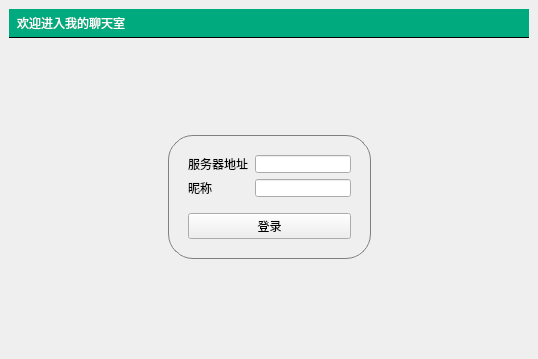
Above: experiment/read-lab4/ChatClient/mainwindow.ui from skmgt/QtLearnCourse before the change. Below: the same form after it.
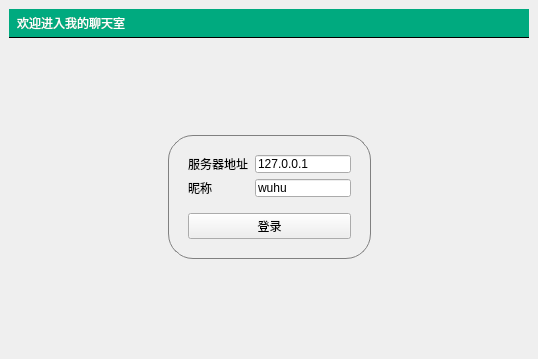
That is the form after the change. The open tabs and pages were chosen to show the change.

```diff
--- a/experiment/read-lab4/ChatClient/mainwindow.ui
+++ b/experiment/read-lab4/ChatClient/mainwindow.ui
@@ -149,7 +149,11 @@
               </widget>
              </item>
              <item row="0" column="1">
-              <widget class="QLineEdit" name="serverEdit"/>
+              <widget class="QLineEdit" name="serverEdit">
+               <property name="text">
+                <string>127.0.0.1</string>
+               </property>
+              </widget>
              </item>
              <item row="1" column="0">
               <widget class="QLabel" name="label_3">
@@ -159,7 +163,11 @@
               </widget>
              </item>
              <item row="1" column="1">
-              <widget class="QLineEdit" name="usernameEdit"/>
+              <widget class="QLineEdit" name="usernameEdit">
+               <property name="text">
+                <string>wuhu</string>
+               </property>
+              </widget>
              </item>
             </layout>
            </item>
```
Left out of the diff: 2 changed lines with no effect on the pictures.
